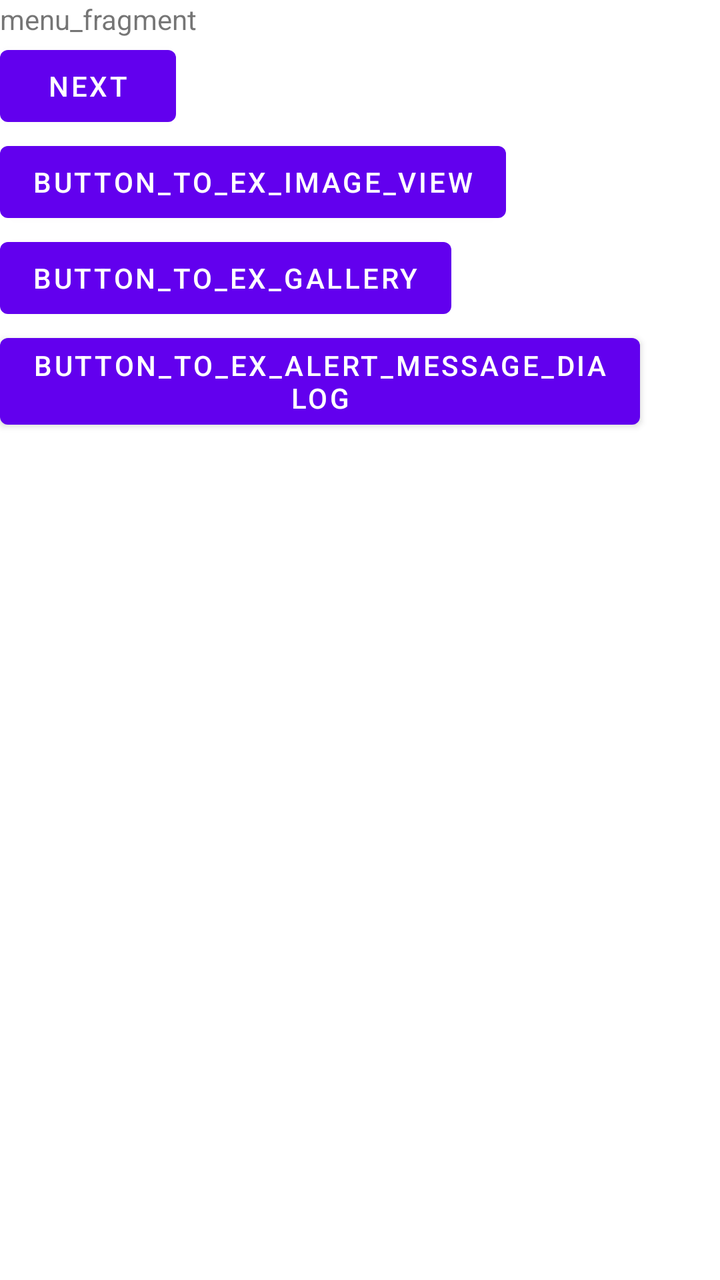
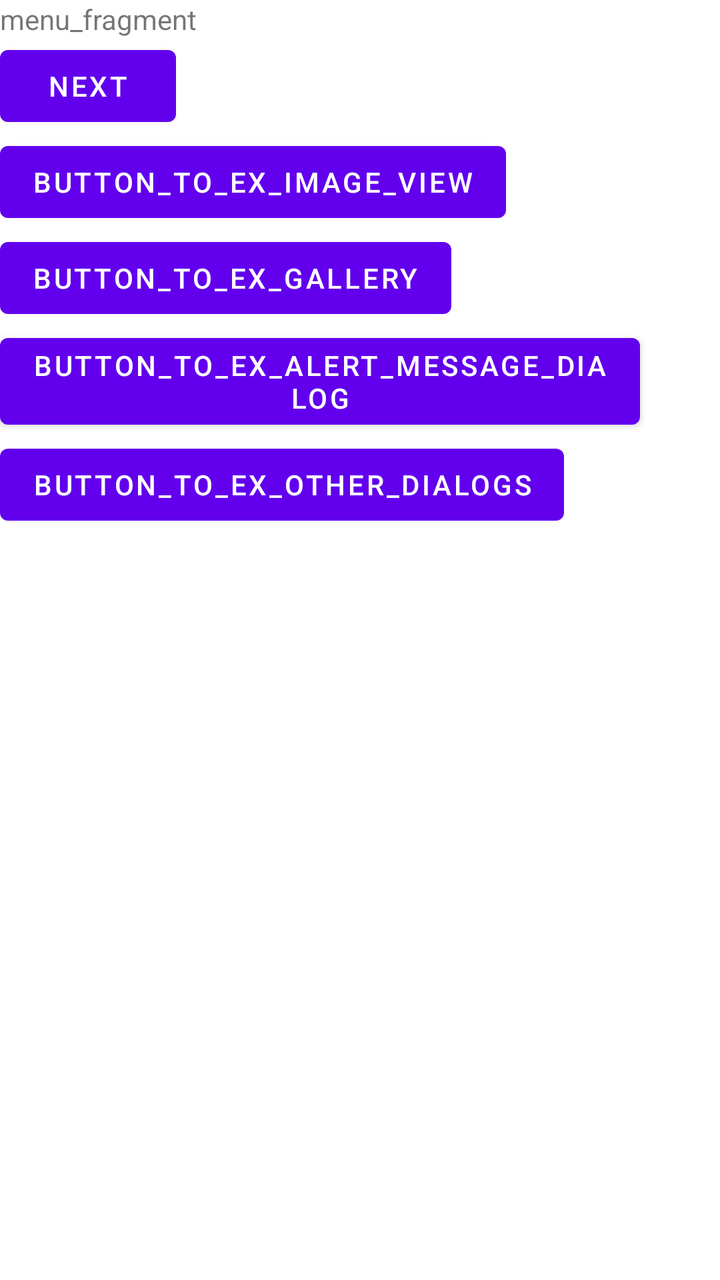

Two renders of the same Android screen: before a commit and after it. Below are the layout's source before the change and the commit's diff.
<!-- AndroidManifest.xml: application theme Theme.Class2021_2022_2_AndroidDevelop_course -->
<!-- res/layout/fragment_menu.xml -->
<?xml version="1.0" encoding="utf-8"?>
<LinearLayout xmlns:android="http://schemas.android.com/apk/res/android"
    xmlns:app="http://schemas.android.com/apk/res-auto"
    xmlns:tools="http://schemas.android.com/tools"
    android:layout_width="match_parent"
    android:layout_height="match_parent"
    tools:context=".fragments.MenuFragment"
    android:orientation="vertical">

    <TextView
        android:id="@+id/textview_first"
        android:layout_width="wrap_content"
        android:layout_height="wrap_content"
        android:text="@string/menu_fragment" />

    <Button
        android:id="@+id/button_first"
        android:layout_width="wrap_content"
        android:layout_height="wrap_content"
        android:text="@string/next" />

    <Button
        android:layout_width="wrap_content"
        android:layout_height="wrap_content"
        android:id="@+id/button_to_ex_image_view"
        android:text="@string/button_to_ex_image_view" />

    <Button
        android:layout_width="wrap_content"
        android:layout_height="wrap_content"
        android:id="@+id/button_to_ex_gallery"
        android:text="@string/button_to_ex_gallery" />

    <Button
        android:layout_width="wrap_content"
        android:layout_height="wrap_content"
        android:id="@+id/button_to_ex_alert_message_dialog"
        android:text="@string/button_to_ex_alert_message_dialog" />


</LinearLayout>
<!-- resources referenced by this layout -->
<resources>
  <string name="button_to_ex_alert_message_dialog">button_to_ex_alert_message_dialog</string>
  <string name="button_to_ex_gallery">button_to_ex_gallery</string>
  <string name="button_to_ex_image_view">button_to_ex_image_view</string>
  <string name="menu_fragment">menu_fragment</string>
  <string name="next">Next</string>
  <style name="Theme.Class2021_2022_2_AndroidDevelop_course" parent="Theme.MaterialComponents.DayNight.DarkActionBar">
          
          <item name="colorPrimary">@color/purple_500</item>
          <item name="colorPrimaryVariant">@color/purple_700</item>
          <item name="colorOnPrimary">@color/white</item>
          
          <item name="colorSecondary">@color/teal_200</item>
          <item name="colorSecondaryVariant">@color/teal_700</item>
          <item name="colorOnSecondary">@color/black</item>
          
          <item name="android:statusBarColor" tools:targetApi="l">?attr/colorPrimaryVariant</item>
          
      </style>
  <color name="purple_500">#FF6200EE</color>
  <color name="purple_700">#FF3700B3</color>
  <color name="white">#FFFFFFFF</color>
  <color name="teal_200">#FF03DAC5</color>
  <color name="teal_700">#FF018786</color>
  <color name="black">#FF000000</color>
</resources>

<!-- the commit's change to res/layout/fragment_menu.xml (unified diff, before → after) -->
@@ -37,5 +37,11 @@
         android:id="@+id/button_to_ex_alert_message_dialog"
         android:text="@string/button_to_ex_alert_message_dialog" />
 
+    <Button
+        android:layout_width="wrap_content"
+        android:layout_height="wrap_content"
+        android:id="@+id/button_to_ex_other_dialogs"
+        android:text="@string/button_to_ex_other_dialogs" />
+
 
 </LinearLayout>
<!-- resource entries referenced after the edit -->
@@ -3,6 +3,7 @@
   <string name="button_to_ex_alert_message_dialog">button_to_ex_alert_message_dialog</string>
   <string name="button_to_ex_gallery">button_to_ex_gallery</string>
   <string name="button_to_ex_image_view">button_to_ex_image_view</string>
+  <string name="button_to_ex_other_dialogs">button_to_ex_other_dialogs</string>
   <string name="menu_fragment">menu_fragment</string>
   <string name="next">Next</string>
   <style name="Theme.Class2021_2022_2_AndroidDevelop_course" parent="Theme.MaterialComponents.DayNight.DarkActionBar">
